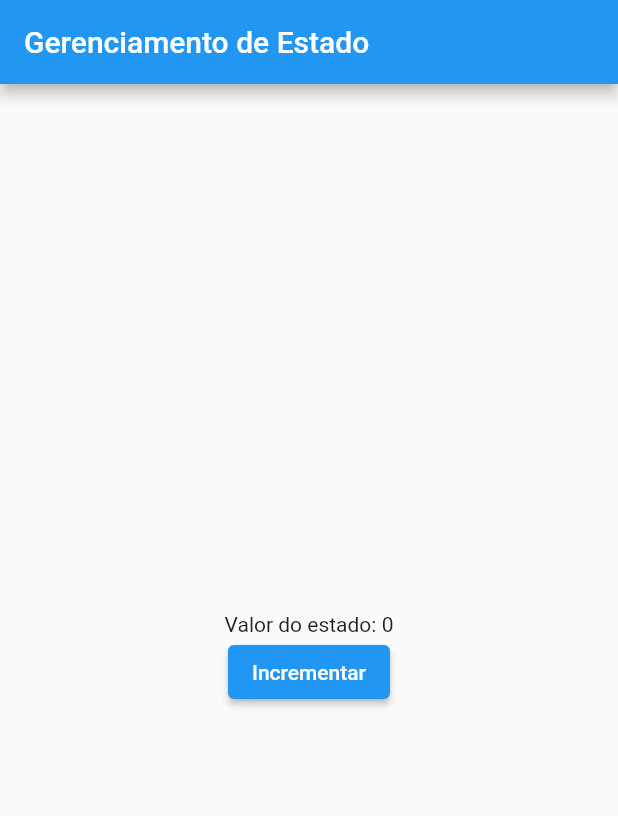
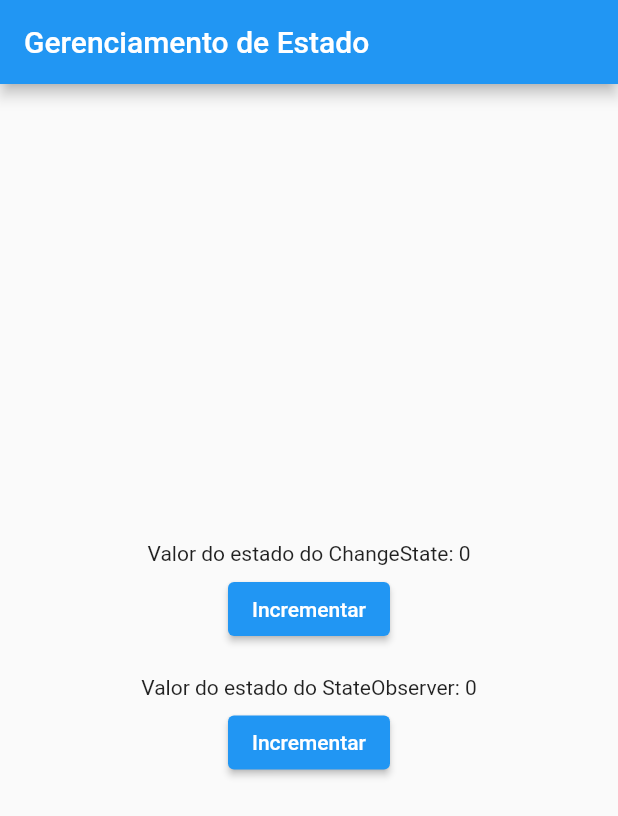
Before and after one commit to matiellojr/flutter-avancado, a Flutter app: the screen it shows after launch, on a phone screen of 412 x 824 dp. Shown: the top 816 px of the screen. Run offline on Flutter 3.47's test engine with Material 3 defaults, Android fonts, the phone set to English and light mode, and no system bars.

Commit message:
#AULA10 - Criando o seu gerenciamento de estado - Gerenciando um único estado

```diff
--- /dev/null
+++ b/gerenciamento_estado/lib/contracts/observable_state.dart
@@ -0,0 +1,6 @@
+abstract class ObservableState<T> {
+  final T state;
+
+  ObservableState(this.state);
+
+}
--- /dev/null
+++ b/gerenciamento_estado/lib/controllers/state_observable.dart
@@ -0,0 +1,20 @@
+import 'package:gerenciamento_estado/contracts/observable_state.dart';
+import 'package:gerenciamento_estado/controllers/change_state.dart';
+
+class StateObservable<T> extends ChangeState implements ObservableState {
+  T _state;
+
+  @override
+  T get state => _state;
+
+  set state(T newState) {
+    if (_state == newState) {
+      return;
+    }
+    _state = newState;
+    notifyCallback();
+  }
+
+  StateObservable(this._state);
+
+}
--- a/gerenciamento_estado/lib/main.dart
+++ b/gerenciamento_estado/lib/main.dart
@@ -1,5 +1,6 @@
 import 'package:flutter/material.dart';
 import 'package:gerenciamento_estado/classes/counter_state.dart';
+import 'package:gerenciamento_estado/controllers/state_observable.dart';
 
 void main() {
   runApp(const MyApp());
@@ -30,10 +31,12 @@
 
 class _MyHomePageState extends State<MyHomePage> {
   final counterState = CounterState();
+  final observableCounter = StateObservable(0);
 
   @override
   void initState() {
     counterState.addListener(callback);
+    observableCounter.addListener(callback);
     super.initState();
   }
 
@@ -51,12 +54,23 @@
         child: Column(
           mainAxisAlignment: MainAxisAlignment.center,
           children: [
-            Text("Valor do estado: ${counterState.counter}"),
+            Text("Valor do estado do ChangeState: ${counterState.counter}"),
+            const SizedBox(height: 5),
             ElevatedButton(
               onPressed: () {
                 counterState.increment();
               },
-              child:  const Text("Incrementar")),
+              child:  const Text("Incrementar"),
+            ),
+            const SizedBox(height: 20),
+            Text("Valor do estado do StateObserver: ${observableCounter.state}"),
+            const SizedBox(height: 5),
+            ElevatedButton(
+              onPressed: () {
+                observableCounter.state++;
+              },
+              child:  const Text("Incrementar"),
+            ),
           ],
         ),
       ),
@@ -66,6 +80,7 @@
   @override
   void dispose() {
     counterState.removeListener(callback);
+    observableCounter.removeListener(callback);
     super.dispose();
   }
 }
```
